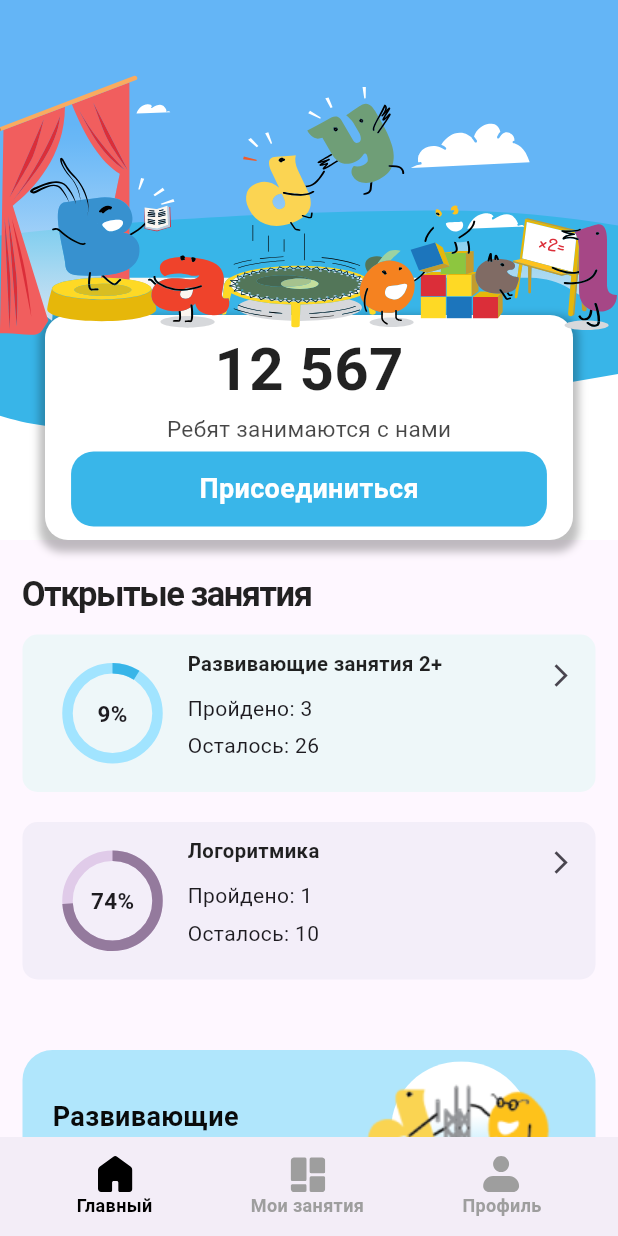
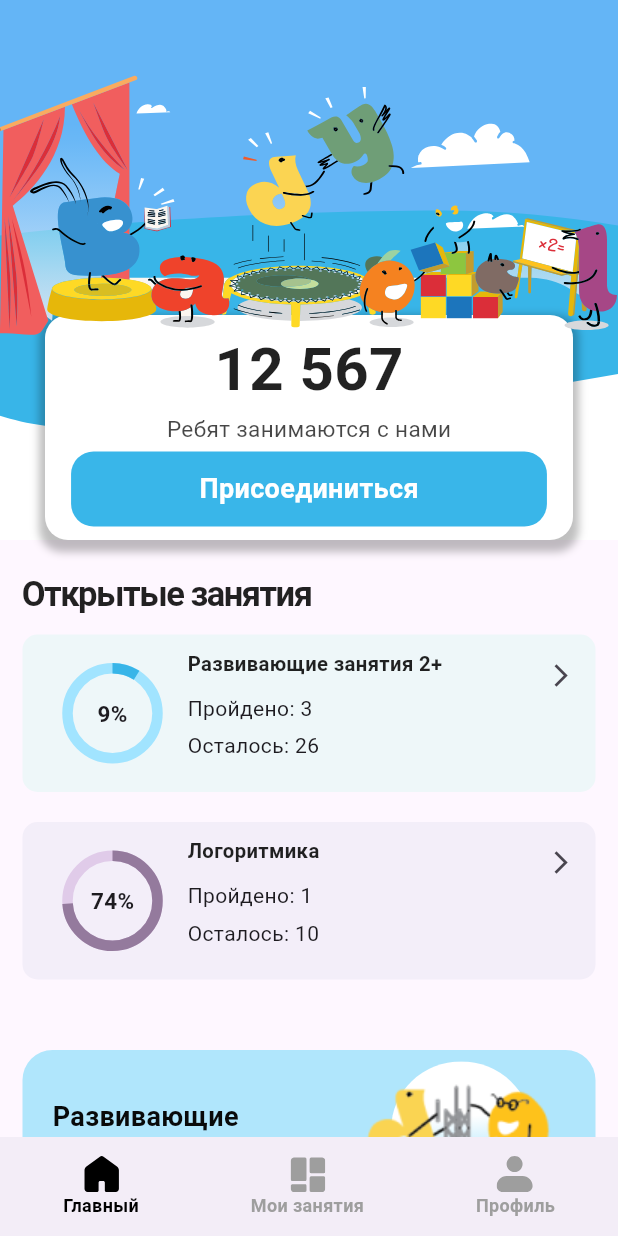
Before and after one commit to NamerrorOne/BabyCool, a Flutter app: the screen it shows after launch, on a phone screen of 412 x 824 dp. Run offline on Flutter 3.47's test engine with Material 3 defaults, Android fonts, the phone set to English and light mode, and no system bars; our stand-ins replace flutter_svg.

Commit message:
bottom navigation spaced

```diff
--- a/lib/pages/home_page/bottomNavigation/bottom_navigation.dart
+++ b/lib/pages/home_page/bottomNavigation/bottom_navigation.dart
@@ -9,7 +9,7 @@ class BottomNavigation extends StatelessWidget {
     return BottomAppBar(
       height: 66,
       child: Padding(
-        padding: const EdgeInsets.fromLTRB(35, 0, 35, 0),
+        padding: const EdgeInsets.fromLTRB(26, 0, 26, 0),
         child:
             Row(mainAxisAlignment: MainAxisAlignment.spaceBetween, children: [
           BottomNavigationIcon(
```
